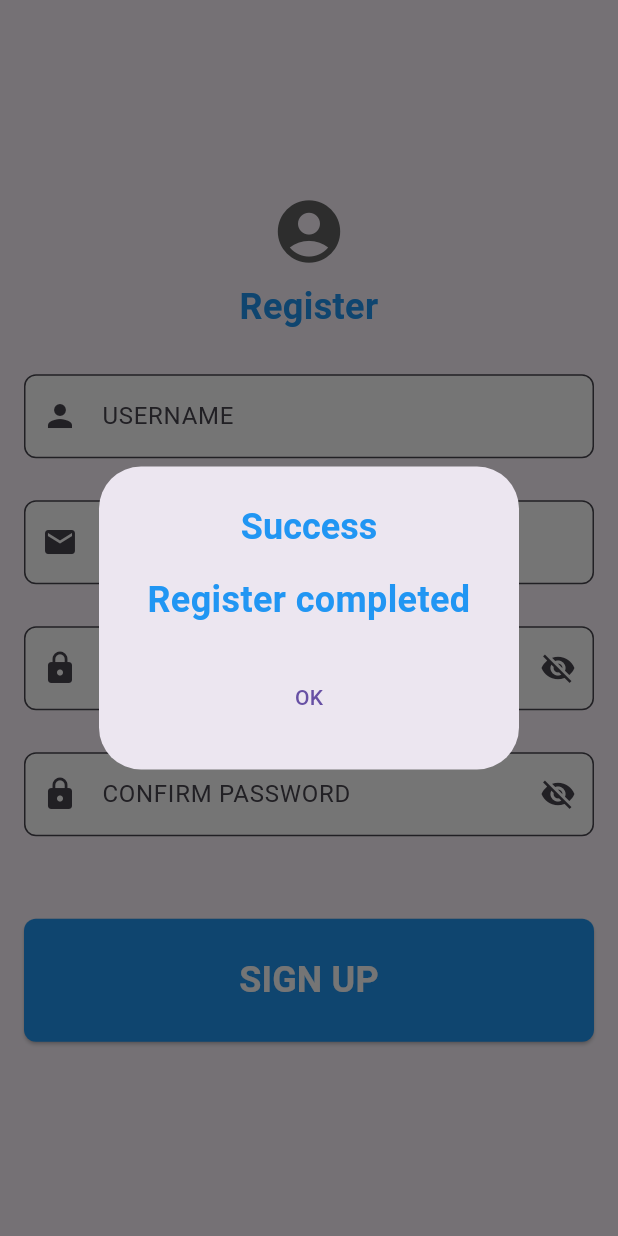
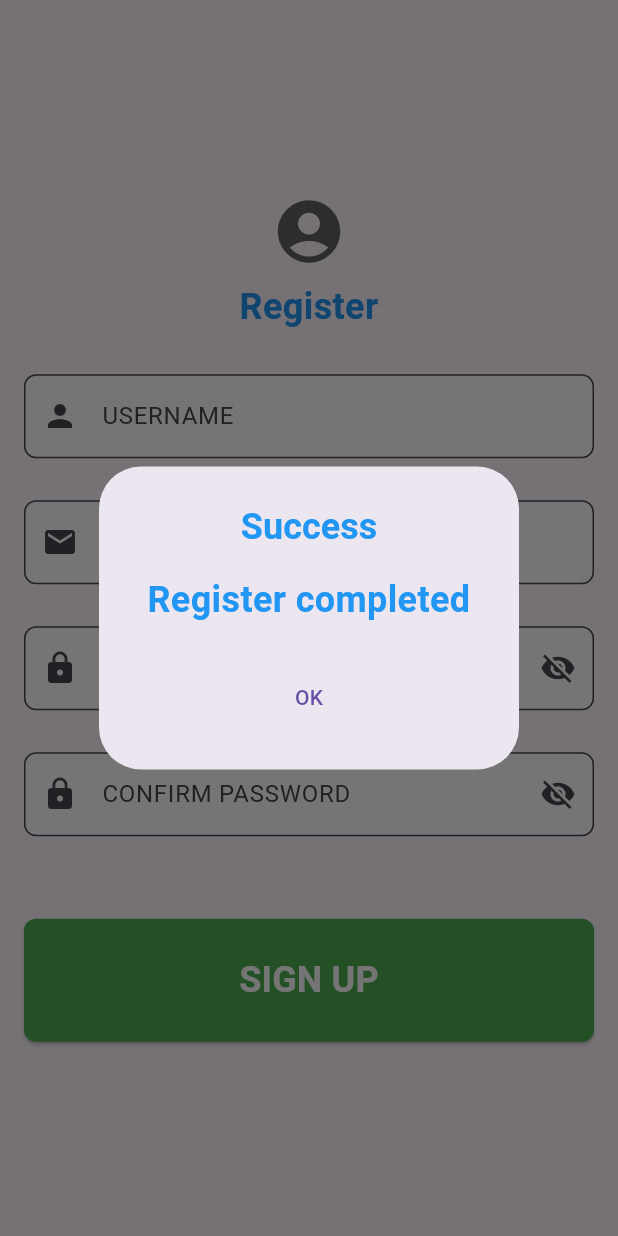
Before and after one commit to nguyenhoangviethung/Apartment-Management, a Flutter app: the Register screen opened directly, after a tap on "SIGN UP", on a phone screen of 412 x 824 dp. Run offline on Flutter 3.47's test engine with Material 3 defaults, Android fonts, the phone set to English and light mode, and no system bars.

Commit message:
Update register.dart

```diff
--- a/frontend/lib/View/Authentication/register.dart
+++ b/frontend/lib/View/Authentication/register.dart
@@ -30,6 +30,9 @@ class _RegisterState extends State<Register> {
   final _email = TextEditingController();
   final _password = TextEditingController();
   final _confirmpass = TextEditingController();
+
+  // Biến trạng thái để theo dõi nút Sign Up
+  bool _isSignUpPressed = false;
 
   @override
   Widget build(BuildContext context) {
@@ -86,6 +89,7 @@ class _RegisterState extends State<Register> {
                       ),
                     ),
                     SizedBox(height: 28),
+                    // Password field
                     TextFormField(
                       controller: _password,
                       obscureText: !_showpass,
@@ -148,29 +152,41 @@ class _RegisterState extends State<Register> {
                         textAlign: TextAlign.center,
                       ),
                       style: ElevatedButton.styleFrom(
-                        backgroundColor: Colors.blue[500],
+                        backgroundColor:
+                        _isSignUpPressed ? Colors.green : Colors.blue[500],
                         padding: EdgeInsets.symmetric(vertical: 24),
                         shape: RoundedRectangleBorder(
                           borderRadius: BorderRadius.circular(8),
                         ),
                       ),
                       onPressed: () {
+                        setState(() {
+                          _isSignUpPressed = true; // Thay đổi màu nút thành green
+                        });
+                        // Hiển thị hộp thoại thông báo đăng ký thành công
                         showDialog(
                           context: context,
                           builder: (BuildContext context) {
                             return AlertDialog(
                               title: Center(
-                                child: Text('Success',
-                                style: TextStyle(fontSize: 24, fontWeight: FontWeight.w600,color: Colors.blue)),
+                                child: Text(
+                                  'Success',
+                                  style: TextStyle(
+                                      fontSize: 24,
+                                      fontWeight: FontWeight.w600,
+                                      color: Colors.blue),
+                                ),
                               ),
                               content: Column(
                                 mainAxisSize: MainAxisSize.min,
                                 children: [
                                   Text(
                                     'Register completed',
-
                                     textAlign: TextAlign.center,
-                                  style: TextStyle(fontSize: 24, fontWeight: FontWeight.w600,color: Colors.blue),
+                                    style: TextStyle(
+                                        fontSize: 24,
+                                        fontWeight: FontWeight.w600,
+                                        color: Colors.blue),
                                   ),
                                 ],
                               ),
```
